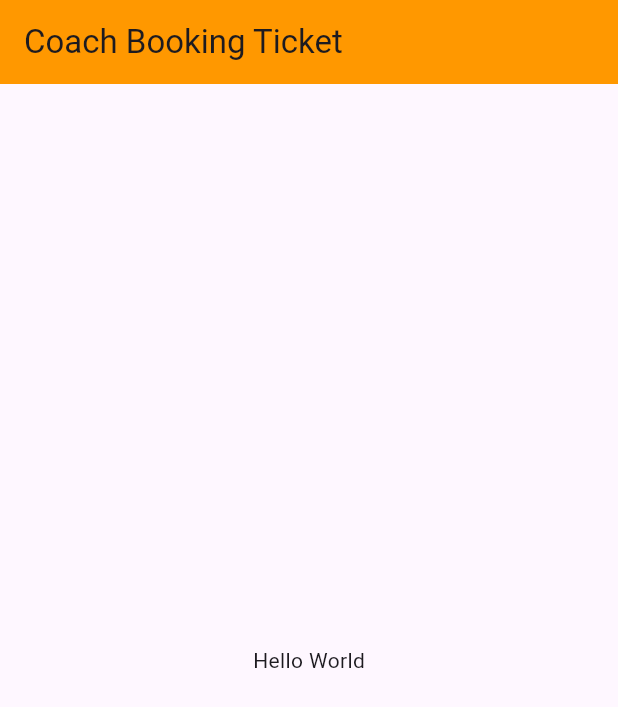
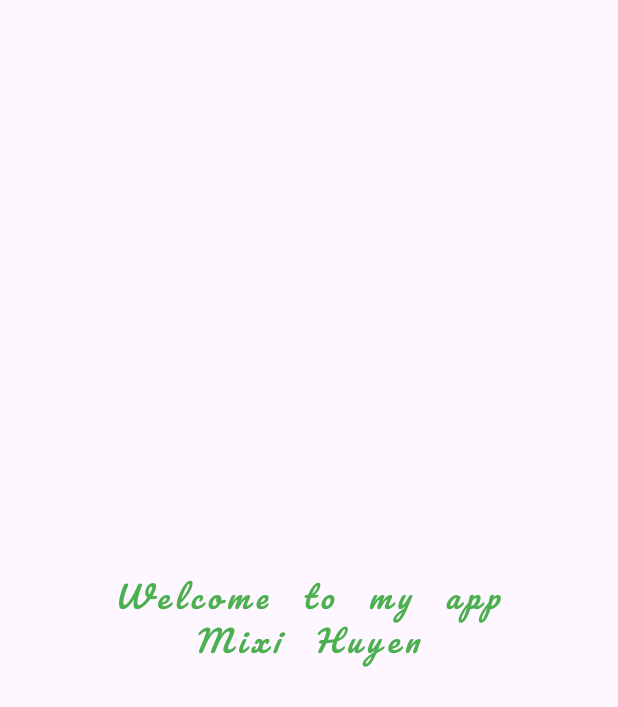
Before and after one commit to mixihuyen/final_year_project, a Flutter app: the screen it shows after launch, on a phone screen of 412 x 824 dp. Shown: the top 707 px of the screen. Run offline on Flutter 3.47's test engine with Material 3 defaults, Android fonts, the phone set to English and light mode, and no system bars.

Commit message:
Welcome screen

```diff
--- a/lib/main.dart
+++ b/lib/main.dart
@@ -2,17 +2,75 @@ import 'package:flutter/material.dart';
 
 void main() {
   runApp( MaterialApp(
+    theme: ThemeData(
+      fontFamily: 'Pacifico Regular'
+    ),
     home: SafeArea(
       child: Scaffold(
-        appBar: AppBar(
-          backgroundColor: Colors.orange,
-          title: const Text('Coach Booking Ticket')
-        ),
-        body: const Center(
-           child: Text('Hello World')
-        )
+        body: Center(child: MyWidget()),
+        // appBar: AppBar(
+        //   backgroundColor: Colors.orange,
+        //   title: const Text('Coach Booking Ticket')
+        // ),
+        // body: const Center(
+        //    child: Text('Hello World')
+        // )
       )
     ),
     debugShowCheckedModeBanner: false,
   ));
 }
+
+class MyWidget extends StatelessWidget {
+
+  @override
+  Widget build(BuildContext context) {
+   return const Text('Welcome to my app\n'
+       'Mixi Huyen',
+     textDirection: TextDirection.ltr,
+     textAlign: TextAlign.center,
+     maxLines: 2,
+     overflow: TextOverflow.ellipsis,
+     style: TextStyle(
+       color: Colors.green,
+       fontSize: 20,
+       fontWeight: FontWeight.w400,
+       fontStyle: FontStyle.italic,
+       wordSpacing: 10,
+       letterSpacing: 4,
+       //decoration: TextDecoration.underline
+     ),
+   );
+  }
+
+}
+/////////////////////////////////////////////////////////
+// class MyWidget2 extends StatefulWidget{
+//   final bool loading;
+//
+//   MyWidget2(this.loading);
+//   @override
+//   State<StatefulWidget> createState() {
+//     return MyWidget2State();
+//   }
+//
+// }
+//
+// class MyWidget2State extends State<MyWidget2> {
+//   late bool _localloading;
+//
+//   @override
+//   void initState() {
+//     _localloading = widget.loading;
+//   }
+//
+//   @override
+//   Widget build(BuildContext context) {
+//     return _localloading ? const CircularProgressIndicator() : FloatingActionButton(onPressed: onClickButton);
+//   }
+//   void onClickButton() {
+//     setState(() {
+//       _localloading = true;
+//     });
+//   }
+// }
--- a/pubspec.yaml
+++ b/pubspec.yaml
@@ -88,3 +88,8 @@ flutter:
   #
   # For details regarding fonts from package dependencies,
   # see https://flutter.dev/custom-fonts/#from-packages
+
+  fonts:
+     - family: Pacifico Regular
+       fonts:
+         - asset: assets/fonts/Pacifico-Regular.ttf
```
Also changed, not shown: assets/fonts/Pacifico-Regular.ttf (added).
